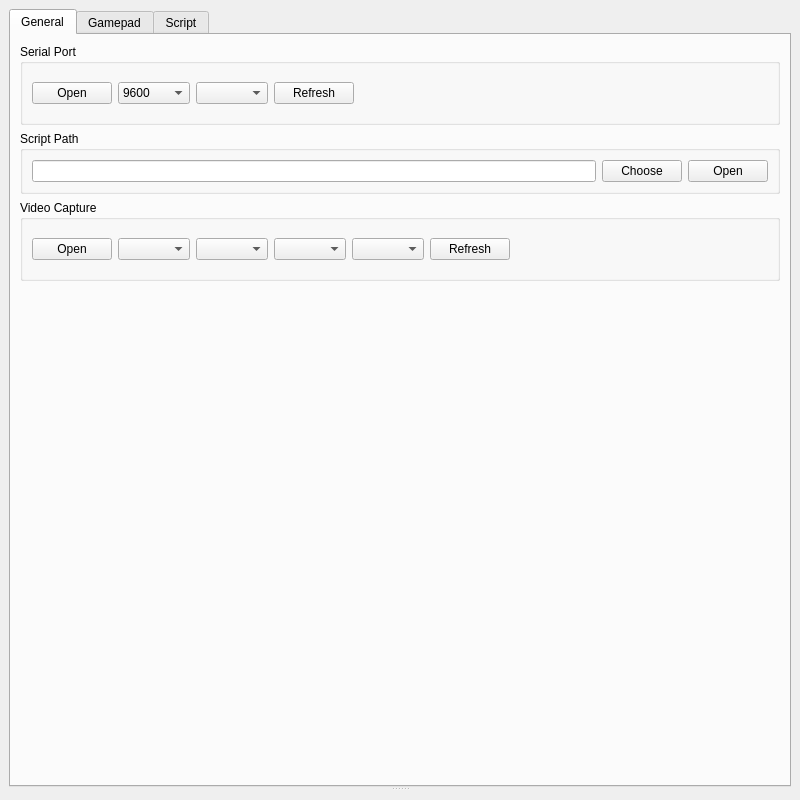
This is gamepad.ui in zhengran14/SwitchGamepad as Qt 5 draws it before an edit. The edited form follows.
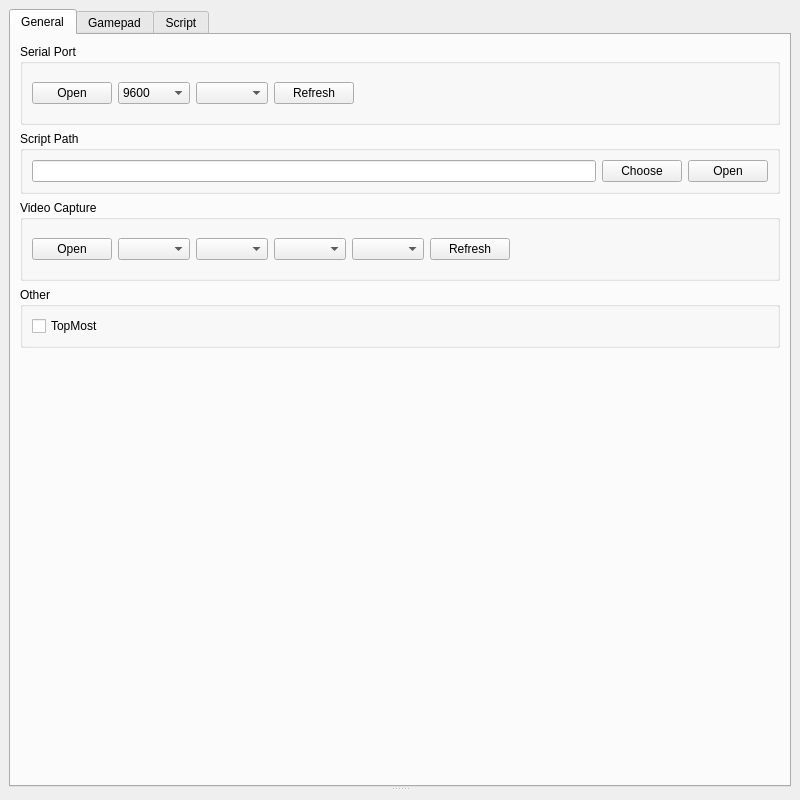
This is the edited form. Custom widgets are drawn as their Qt base class.

The edit to the form file:
```diff
--- a/gamepad.ui
+++ b/gamepad.ui
@@ -253,6 +253,22 @@
               </layout>
              </widget>
             </item>
+            <item>
+             <widget class="QGroupBox" name="groupBox_4">
+              <property name="title">
+               <string>Other</string>
+              </property>
+              <layout class="QHBoxLayout" name="horizontalLayout_3">
+               <item>
+                <widget class="QCheckBox" name="topMost">
+                 <property name="text">
+                  <string>TopMost</string>
+                 </property>
+                </widget>
+               </item>
+              </layout>
+             </widget>
+            </item>
             <item>
              <spacer name="verticalSpacer">
               <property name="orientation">
```
